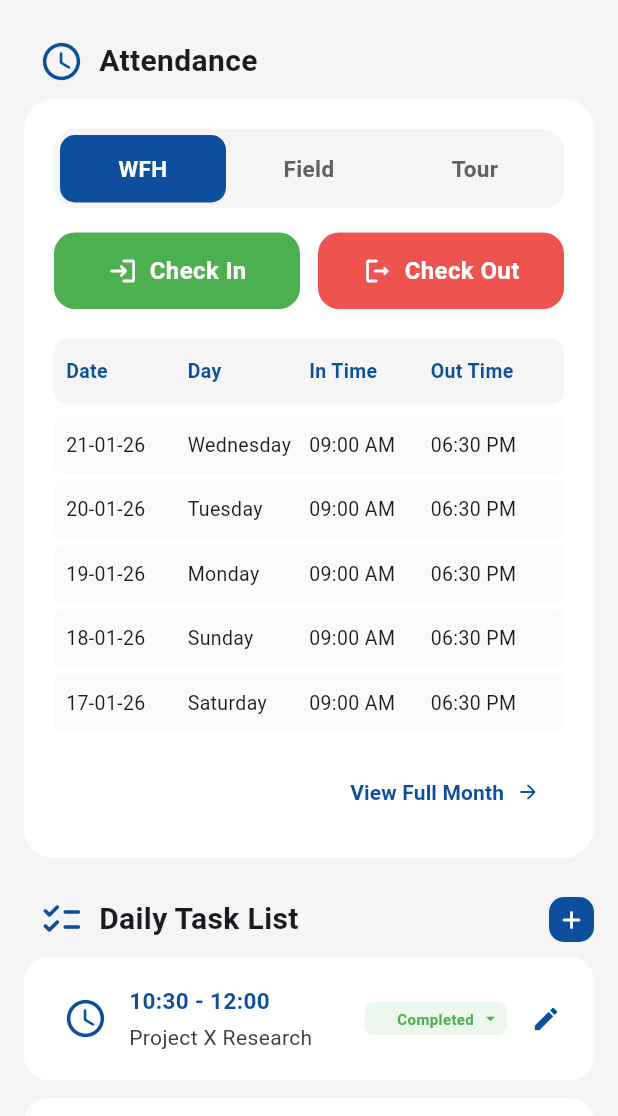
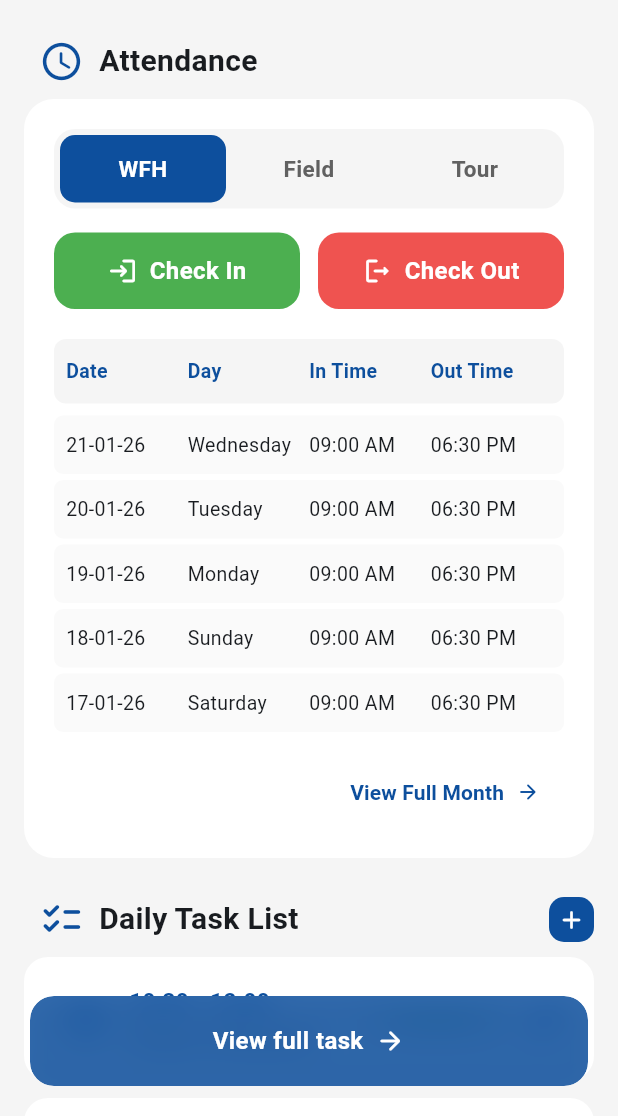
Before and after one commit to farhans-codes/employee_management, a Flutter app: the HomePage screen opened directly, on a phone screen of 412 x 824 dp, the part 120-1236 px from its top. Run offline on Flutter 3.47's test engine with Material 3 defaults, Android fonts, the phone set to English and light mode, and no system bars.

Commit message:
feat: Add a blurred bottom overlay to the home page using a Stack and BackdropFilter.

```diff
--- a/lib/presentation/pages/home/home_page.dart
+++ b/lib/presentation/pages/home/home_page.dart
@@ -1,4 +1,5 @@
 import 'package:flutter/material.dart';
+import 'dart:ui';
 import '../../widgets/attendance_section.dart';
 import '../../widgets/task_card.dart';
 import '../../widgets/create_task_dialog.dart';
@@ -81,7 +82,9 @@ class HomePage extends StatelessWidget {
           ),
         ],
       ),
-      body: Container(
+      body: Stack(
+        children: [
+          Container(
             color: Colors.grey[100],
             child: SingleChildScrollView(
               child: Padding(
@@ -191,34 +194,66 @@ class HomePage extends StatelessWidget {
                         );
                       },
                     ),
-                const SizedBox(height: 12),
-                Align(
-                  alignment: Alignment.centerRight,
-                  child: TextButton.icon(
-                    onPressed: () {
-                      // Navigate to Full Task List Page
-                    },
-                    icon: const Text(
-                      'View full task',
-                      style: TextStyle(
-                        fontSize: 14,
-                        fontWeight: FontWeight.w600,
-                        color: Color(0xFF0d4f9d),
-                      ),
-                    ),
-                    label: const Icon(
-                      Icons.arrow_forward_rounded,
-                      size: 16,
-                      color: Color(0xFF0d4f9d),
-                    ),
-                  ),
-                ),
-                const SizedBox(height: 20),
+                    const SizedBox(height: 100),
                   ],
                 ),
               ),
             ),
           ),
+          Positioned(
+            left: 20,
+            right: 20,
+            bottom: 20,
+            child: ClipRRect(
+              borderRadius: BorderRadius.circular(16),
+              child: BackdropFilter(
+                filter: ImageFilter.blur(sigmaX: 10, sigmaY: 10),
+                child: Container(
+                  height: 60,
+                  decoration: BoxDecoration(
+                    color: const Color(0xFF0d4f9d).withValues(alpha: 0.85),
+                    borderRadius: BorderRadius.circular(16),
+                    boxShadow: [
+                      BoxShadow(
+                        color: Colors.black.withValues(alpha: 0.1),
+                        blurRadius: 10,
+                        offset: const Offset(0, 4),
+                      ),
+                    ],
+                  ),
+                  child: Material(
+                    color: Colors.transparent,
+                    child: InkWell(
+                      onTap: () {
+                        // Navigate to Full Task List Page
+                      },
+                      child: const Row(
+                        mainAxisAlignment: MainAxisAlignment.center,
+                        children: [
+                          Text(
+                            'View full task',
+                            style: TextStyle(
+                              color: Colors.white,
+                              fontSize: 16,
+                              fontWeight: FontWeight.w600,
+                            ),
+                          ),
+                          SizedBox(width: 8),
+                          Icon(
+                            Icons.arrow_forward_rounded,
+                            color: Colors.white,
+                            size: 20,
+                          ),
+                        ],
+                      ),
+                    ),
+                  ),
+                ),
+              ),
+            ),
+          ),
+        ],
+      ),
     );
   }
 }
```
Lines whose indentation alone changed are shown as unchanged.
